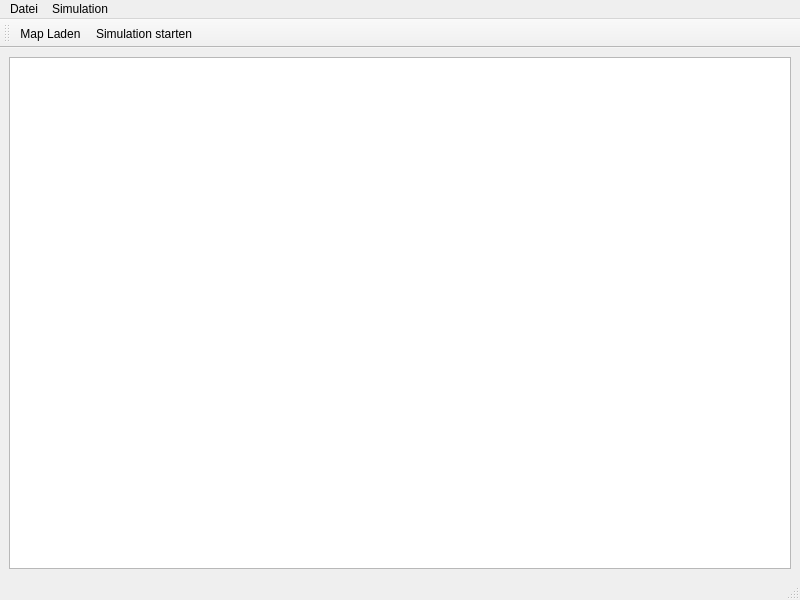
The window that bin/source/simulatorwindow.ui (Waldemarv/swt1718) describes before a commit, drawn with Qt 5.
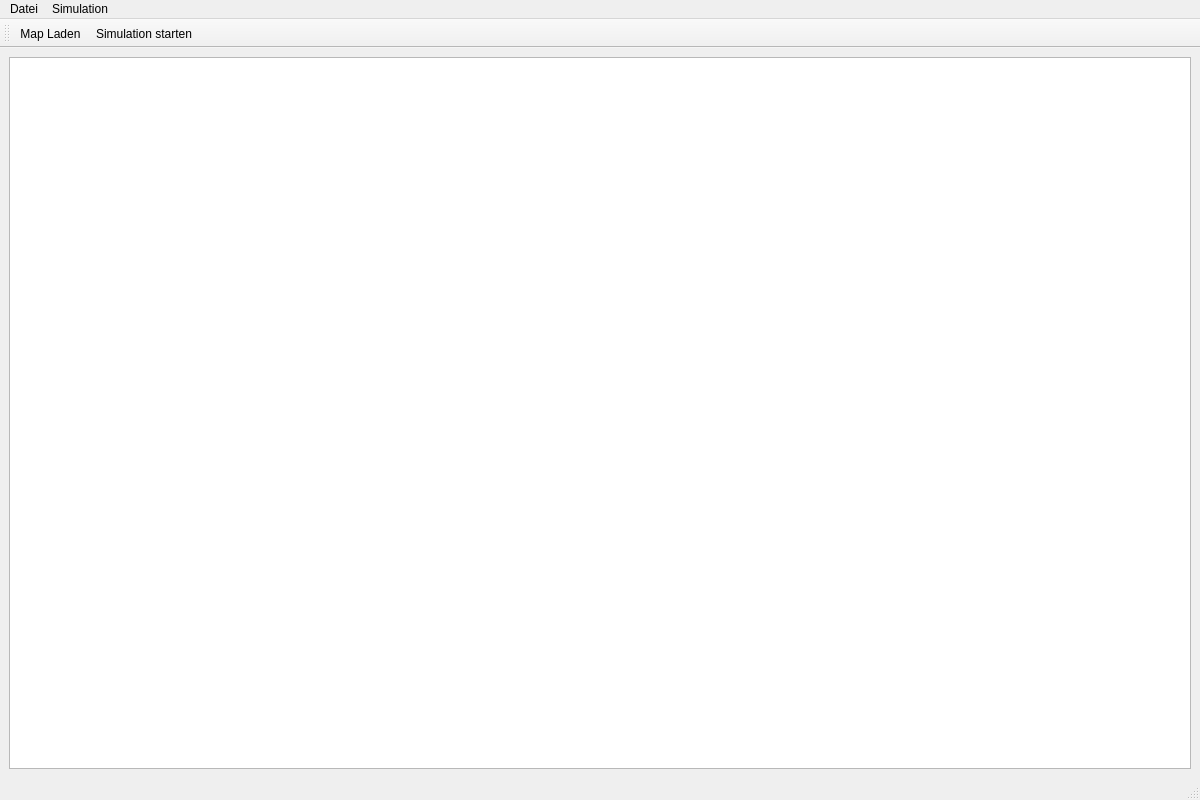
The same window after the commit.

Patch:
```diff
--- a/bin/source/simulatorwindow.ui
+++ b/bin/source/simulatorwindow.ui
@@ -6,8 +6,8 @@
    <rect>
     <x>0</x>
     <y>0</y>
-    <width>800</width>
-    <height>600</height>
+    <width>1200</width>
+    <height>800</height>
    </rect>
   </property>
   <property name="windowTitle">
@@ -25,7 +25,7 @@
     <rect>
      <x>0</x>
      <y>0</y>
-     <width>800</width>
+     <width>1200</width>
      <height>17</height>
     </rect>
    </property>
```
